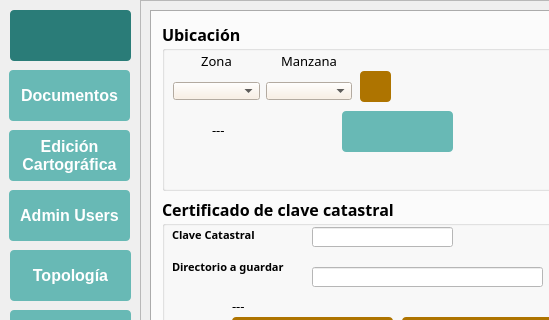
Qt form menu_dialog_base.ui (gerardoros/CartograficoQgisPlugin) before a commit; both pictures show x 0 to 549 and y 0 to 320 of the 683 by 788 pixel window.
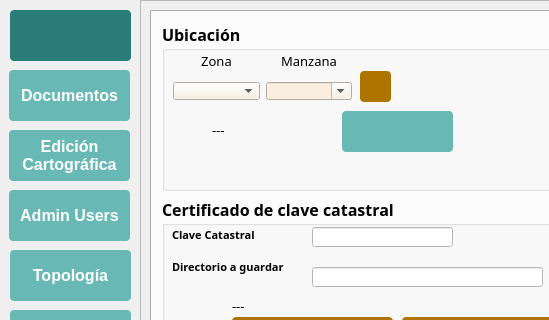
The same form after that commit. Icons and pictures are not drawn. Custom widgets are drawn as their Qt base class.

```diff
--- a/menu_dialog_base.ui
+++ b/menu_dialog_base.ui
@@ -1436,6 +1436,9 @@
 color: black ;
 }</string>
           </property>
+          <property name="editable">
+           <bool>true</bool>
+          </property>
          </widget>
          <widget class="QPushButton" name="btnAbrirCedula">
           <property name="geometry">
```
